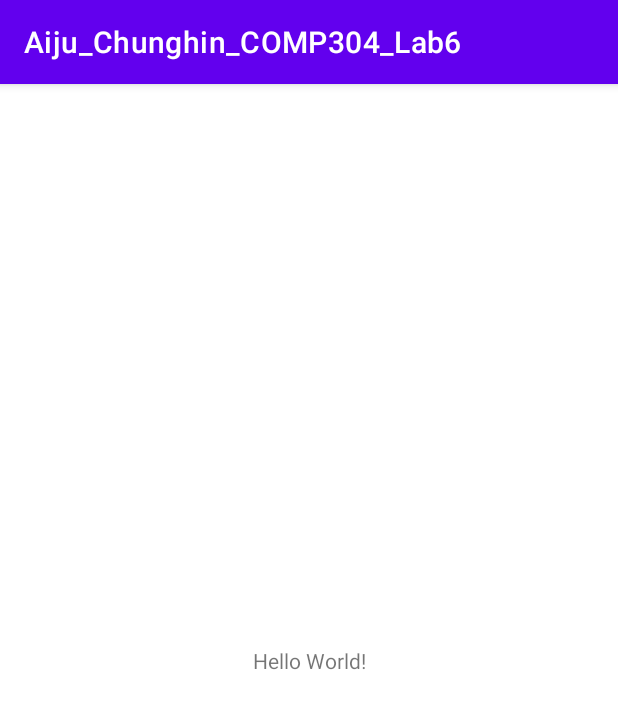
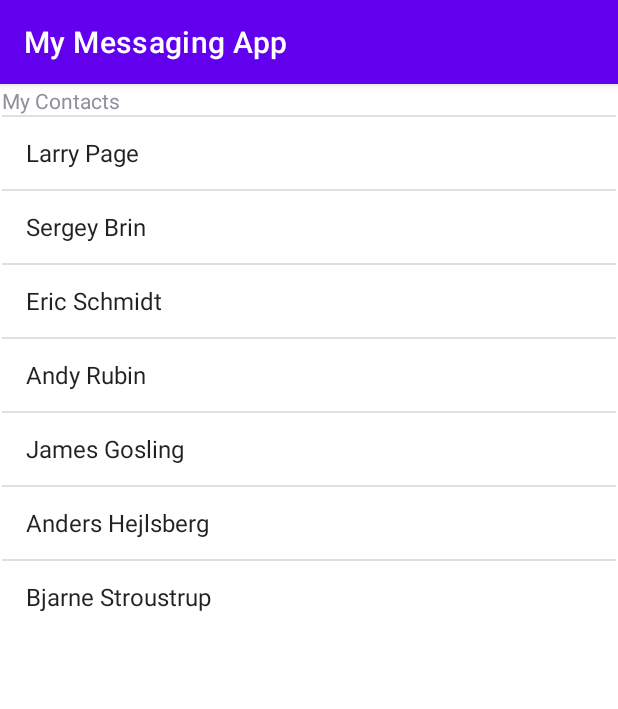
Before and after one commit to ChunghinLam/Aiju_Chunghin_COMP304_Lab6, an Android app: the screen it shows after launch (MainActivity), on a phone screen of 412 x 824 dp. Shown: the top 709 px of the screen. Run offline under Robolectric (Android 15) with nearby library versions, the phone set to English and light mode, and no system bars.

Commit message:
From the document

```diff
--- a/app/src/main/java/com/example/aiju_chunghin_comp304_lab6/MainActivity.java
+++ b/app/src/main/java/com/example/aiju_chunghin_comp304_lab6/MainActivity.java
@@ -1,14 +1,69 @@
 package com.example.aiju_chunghin_comp304_lab6;
 
 import androidx.appcompat.app.AppCompatActivity;
+import androidx.core.app.ActivityCompat;
 
+import android.Manifest;
+import android.content.Intent;
 import android.os.Bundle;
+import android.view.View;
+import android.widget.AdapterView;
+import android.widget.ArrayAdapter;
+import android.widget.ListView;
+import android.widget.TextView;
 
 public class MainActivity extends AppCompatActivity {
+    private static final int SMS_RECEIVE_PERMISSION_REQUEST = 1;
+
+    private String[] contacts;
+    private ListView lstView;
+    //
+    Intent intent;
 
     @Override
     protected void onCreate(Bundle savedInstanceState) {
         super.onCreate(savedInstanceState);
         setContentView(R.layout.activity_main);
+
+        //request permissions
+        ActivityCompat.requestPermissions(this, new String[]{
+                Manifest.permission.RECEIVE_SMS,
+                Manifest.permission.SEND_SMS,
+                Manifest.permission.READ_PHONE_STATE },
+                SMS_RECEIVE_PERMISSION_REQUEST);
+
+        this.getSupportActionBar().setTitle("My Messaging App");
+        //ListView lstView = getListView();
+        lstView = (ListView)findViewById(R.id.android_list);
+        TextView textView = new TextView(getApplicationContext());
+        textView.setText("My Contacts");
+
+        lstView.addHeaderView(textView);
+        lstView.setChoiceMode(ListView.CHOICE_MODE_NONE);
+        lstView.setTextFilterEnabled(true);
+
+        contacts = getResources().getStringArray(R.array.contacts);
+        ArrayAdapter<String> adapter = new ArrayAdapter<String>(this,
+                android.R.layout.simple_list_item_1, android.R.id.text1, contacts);
+
+        // Assign adapter to ListView
+        lstView.setAdapter(adapter);
+        intent = new Intent(this, MessageActivity.class);
+
+        // ListView Item Click Listener
+        lstView.setOnItemClickListener(new AdapterView.OnItemClickListener() {
+            @Override
+            public void onItemClick(AdapterView<?> parent, View view, int position, long id) {
+                // ListView Clicked item index
+                int itemPosition = position;
+
+                // ListView Clicked item value
+                String item = (String) lstView.getItemAtPosition(position);
+
+                // Show Alert
+                 intent.putExtra("contactName",item);
+                 startActivity(intent);
+            }
+        });
     }
 }
--- a/app/src/main/res/layout/activity_main.xml
+++ b/app/src/main/res/layout/activity_main.xml
@@ -1,18 +1,11 @@
-<?xml version="1.0" encoding="utf-8"?>
-<androidx.constraintlayout.widget.ConstraintLayout xmlns:android="http://schemas.android.com/apk/res/android"
-    xmlns:app="http://schemas.android.com/apk/res-auto"
-    xmlns:tools="http://schemas.android.com/tools"
-    android:layout_width="match_parent"
+<LinearLayout xmlns:android="http://schemas.android.com/apk/res/android"
+    xmlns:tools="http://schemas.android.com/tools" android:layout_width="match_parent"
     android:layout_height="match_parent"
-    tools:context=".MainActivity">
-
-    <TextView
-        android:layout_width="wrap_content"
-        android:layout_height="wrap_content"
-        android:text="Hello World!"
-        app:layout_constraintBottom_toBottomOf="parent"
-        app:layout_constraintEnd_toEndOf="parent"
-        app:layout_constraintStart_toStartOf="parent"
-        app:layout_constraintTop_toTopOf="parent" />
-
-</androidx.constraintlayout.widget.ConstraintLayout>
+    android:paddingLeft="@dimen/activity_horizontal_margin"
+    android:paddingRight="@dimen/activity_horizontal_margin"
+    android:paddingTop="@dimen/activity_vertical_margin"
+    android:paddingBottom="@dimen/activity_vertical_margin"
+    tools:context=".MainActivity"> <ListView android:layout_height="wrap_content"
+    android:layout_width="wrap_content" android:id="@+id/android_list"
+    android:entries="@array/contacts" />
+</LinearLayout>
--- /dev/null
+++ b/app/src/main/res/values/dimens.xml
@@ -0,0 +1,5 @@
+<?xml version="1.0" encoding="utf-8"?>
+<resources>
+    <dimen name="activity_horizontal_margin">1dp</dimen>
+    <dimen name="activity_vertical_margin">1dp</dimen>
+</resources>
--- a/app/src/main/res/values/strings.xml
+++ b/app/src/main/res/values/strings.xml
@@ -1,3 +1,15 @@
 <resources>
-    <string name="app_name">Aiju_Chunghin_COMP304_Lab6</string>
+    <string name="app_name">My Messaging App V 2.0</string>
+    <string name="hello_world">Welcome to Messaging page!</string>
+    <string name="action_settings">Settings</string>
+    <string name="title_activity_message">MessageActivity</string>
+    <string-array name="contacts">
+        <item>Larry Page</item>
+        <item>Sergey Brin</item>
+        <item>Eric Schmidt</item>
+        <item>Andy Rubin</item>
+        <item>James Gosling</item>
+        <item>Anders Hejlsberg </item>
+        <item>Bjarne Stroustrup</item>
+    </string-array>
 </resources>
```
Also changed, not shown: app/src/main/AndroidManifest.xml (+15 -3 lines), app/src/main/java/SMSReceiver.java (added, +38 -0 lines), app/src/main/java/com/example/aiju_chunghin_comp304_lab6/MessageActivity.java (added, +183 -0 lines), app/src/main/res/layout/activity_message.xml (added, +53 -0 lines).
